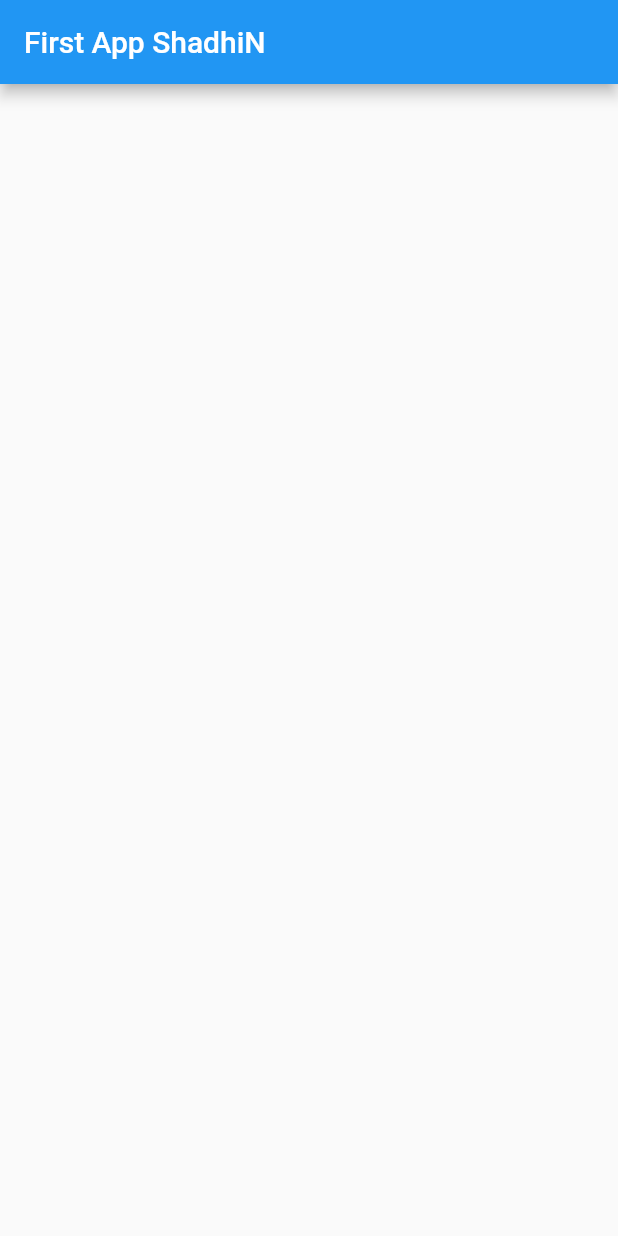
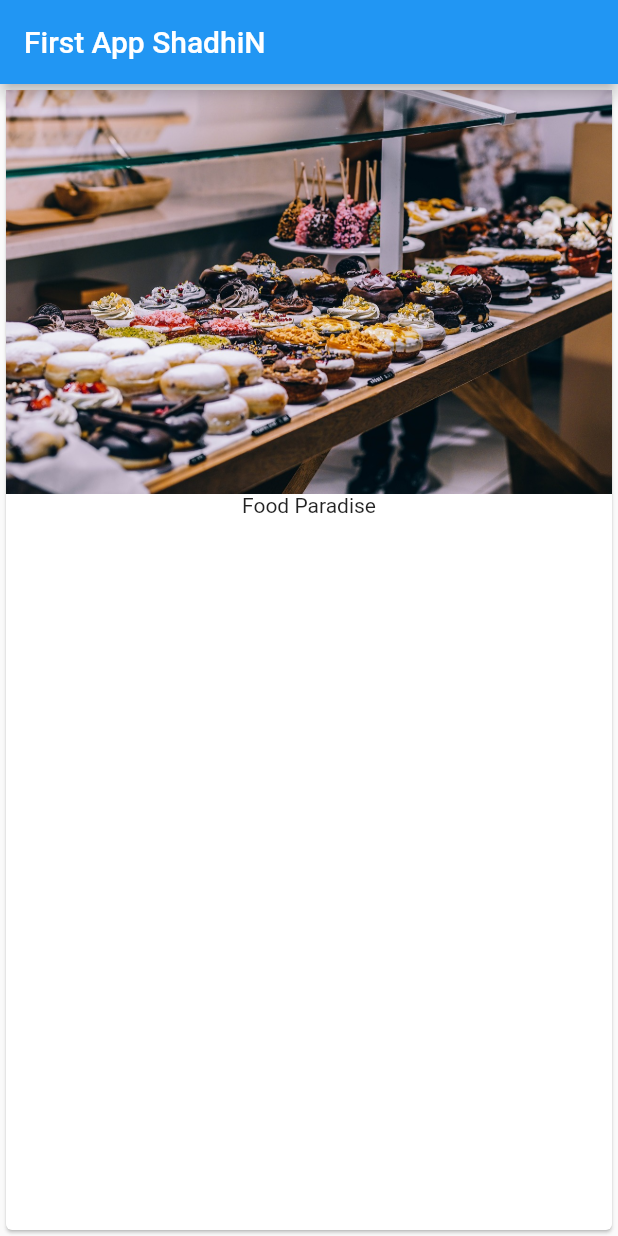
Before and after one commit to shadhin056/Flutter-First-App, a Flutter app: the screen it shows after launch, on a phone screen of 412 x 824 dp. Run offline on Flutter 3.47's test engine with Material 2 defaults, Android fonts, the phone set to English and light mode, and no system bars.

Commit message:
image view

```diff
--- a/lib/main.dart
+++ b/lib/main.dart
@@ -1,17 +1,26 @@
 import 'package:flutter/material.dart';
 
-void main() => runApp(MyApp());
+//void main() => runApp(MyApp());
+void main() {
+  runApp(MyApp());
+}
 
 class MyApp extends StatelessWidget {
   // This widget is the root of your application.
   @override
   Widget build(BuildContext context) {
     return MaterialApp(
-      home:Scaffold(
-        appBar: AppBar(
-          title: Text("First App ShadhiN"),
-        ),
-      )
-    );
+        home: Scaffold(
+      appBar: AppBar(
+        title: Text("First App ShadhiN"),
+      ),
+      body: Card(
+          child: Column(
+        children: <Widget>[
+          Image.asset("assets/food.jpg"),
+          Text("Food Paradise")
+        ],
+      )),
+    ));
   }
 }
--- a/pubspec.yaml
+++ b/pubspec.yaml
@@ -41,8 +41,8 @@ flutter:
   uses-material-design: true
 
   # To add assets to your application, add an assets section, like this:
-  # assets:
-  #  - images/a_dot_burr.jpeg
+  assets:
+   - assets/food.jpg
   #  - images/a_dot_ham.jpeg
 
   # An image asset can refer to one or more resolution-specific "variants", see
```
Also changed, not shown: assets/food.jpg (added).
